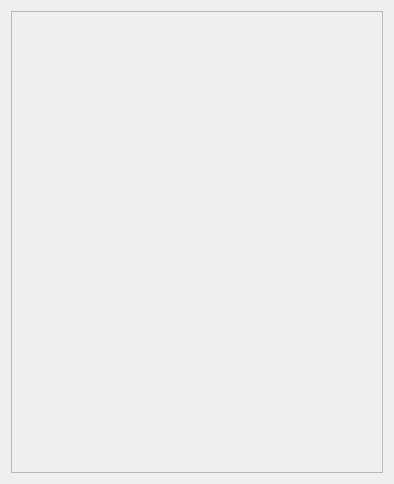
JunWang666/LabNexus, file view/messageCenter/messagewindow.ui: the form before one commit.
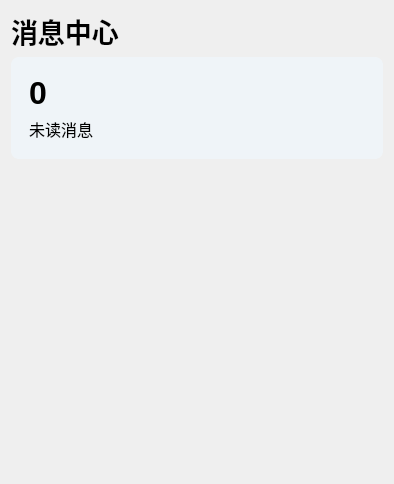
The form after the commit.

Commit message:
[feature] 添加 Mica 效果支持并优化消息中心 UI
- 新增 `StyleHelper` 类，用于在 Windows 平台上设置 Mica 效果。
- 更新 `CMakeLists.txt` 以包含新文件，并链接 `dwmapi` 库。
- 在 `MessageWindow` 构造函数中调用 `setMica` 方法，应用 Mica 效果。
- 优化了 `messageblock.ui` 和 `messagewindow.ui` 的样式和布局。
- 更新了 `main.cpp` 中的初始化

Patch:
```diff
--- a/view/messageCenter/messagewindow.ui
+++ b/view/messageCenter/messagewindow.ui
@@ -13,8 +13,139 @@
         <property name="windowTitle">
             <string>MessageWindow</string>
         </property>
+  <property name="styleSheet">
+   <string notr="true">/* ---- 整体窗口和字体 ---- */
+    QWidget#view::messageCenter::MessageWindow {
+    background-color: #F9F9F9; /* 设置一个非常浅的灰色背景 */
+    }
+
+    /* ---- 顶部计数区域 ---- */
+    QFrame#frame {
+    background-color: rgba(239, 246, 252, 180);
+
+    border-radius: 8px; /* 圆角保持不变 */
+    border: none; /* 最好禁用边框，让材质更纯粹 */
+    }
+
+    /* 确保内部所有控件背景透明，以显示出父控件的淡蓝色 */
+    QFrame#frame QWidget {
+    background-color: transparent;
+    border: none;
+    }
+
+    /* ---- 滚动区域 ---- */
+    QScrollArea#messageBoxArea {
+    background-color: transparent; /* 背景透明 */
+    border: none; /* 移除边框 */
+    }
+
+    QWidget#messageBoxAreaItem {
+    background-color: transparent; /* 滚动区域里的内容面板也设为透明 */
+    }
+
+
+    /* ---- 滚动条美化 ---- */
+    QScrollBar:vertical {
+    border: none;
+    background: transparent;
+    width: 8px; /* 滚动条宽度 */
+    margin: 0px 0px 0px 0px;
+    }
+
+    /* 滚动条滑块 */
+    QScrollBar::handle:vertical {
+    background: #D0D0D0; /* 滑块颜色 */
+    border-radius: 4px; /* 滑块圆角 */
+    min-height: 25px; /* 滑块最小高度 */
+    }
+
+    /* 鼠标悬停在滑块上 */
+    QScrollBar::handle:vertical:hover {
+    background: #A0A0A0; /* 悬停时颜色变深 */
+    }
+
+    /* 隐藏滚动条两端的箭头按钮 */
+    QScrollBar::add-line:vertical, QScrollBar::sub-line:vertical {
+    height: 0px;
+    }
+
+    /* 滚动条的轨道 */
+    QScrollBar::add-page:vertical, QScrollBar::sub-page:vertical {
+    background: none;
+    }
+   </string>
+  </property>
+  <layout class="QVBoxLayout" name="verticalLayout_2">
+   <item>
+    <widget class="QLabel" name="label_Title">
+     <property name="font">
+      <font>
+       <family>Segoe UI Variable</family>
+       <pointsize>20</pointsize>
+       <bold>true</bold>
+      </font>
+     </property>
+     <property name="text">
+      <string>消息中心</string>
+     </property>
+    </widget>
+   </item>
+   <item>
+    <widget class="QFrame" name="frame">
+     <property name="frameShape">
+      <enum>QFrame::Shape::StyledPanel</enum>
+     </property>
+     <property name="frameShadow">
+      <enum>QFrame::Shadow::Raised</enum>
+     </property>
+     <layout class="QHBoxLayout" name="horizontalLayout">
+      <item>
+       <widget class="QFrame" name="frame_2">
+        <property name="frameShape">
+         <enum>QFrame::Shape::StyledPanel</enum>
+        </property>
+        <property name="frameShadow">
+         <enum>QFrame::Shadow::Raised</enum>
+        </property>
         <layout class="QVBoxLayout" name="verticalLayout">
             <item>
+          <widget class="QLabel" name="label">
+           <property name="font">
+            <font>
+             <family>Segoe UI</family>
+             <pointsize>24</pointsize>
+             <bold>true</bold>
+            </font>
+           </property>
+           <property name="layoutDirection">
+            <enum>Qt::LayoutDirection::LeftToRight</enum>
+           </property>
+           <property name="text">
+            <string>0</string>
+           </property>
+          </widget>
+         </item>
+         <item>
+          <widget class="QLabel" name="label_2">
+           <property name="font">
+            <font>
+             <family>Segoe UI Variable</family>
+             <pointsize>12</pointsize>
+             <bold>false</bold>
+            </font>
+           </property>
+           <property name="text">
+            <string>未读消息</string>
+           </property>
+          </widget>
+         </item>
+        </layout>
+       </widget>
+      </item>
+     </layout>
+    </widget>
+   </item>
+   <item>
                 <widget class="QScrollArea" name="messageBoxArea">
                     <property name="widgetResizable">
                         <bool>true</bool>
@@ -24,8 +155,8 @@
                             <rect>
                                 <x>0</x>
                                 <y>0</y>
-                                <width>374</width>
-                                <height>464</height>
+        <width>376</width>
+        <height>311</height>
                             </rect>
                         </property>
                     </widget>
```
Lines whose indentation alone changed are shown as unchanged. The commit also changes 9 other files.
